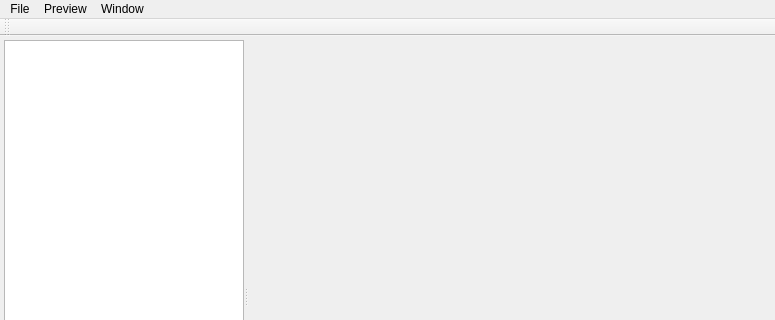
Above: creator/src/main_window.ui from h13i32maru/navyjs-legacy2 before the change; both pictures show x 0 to 775 and y 0 to 320 of the 775 by 578 pixel window. Below: the same form after it.
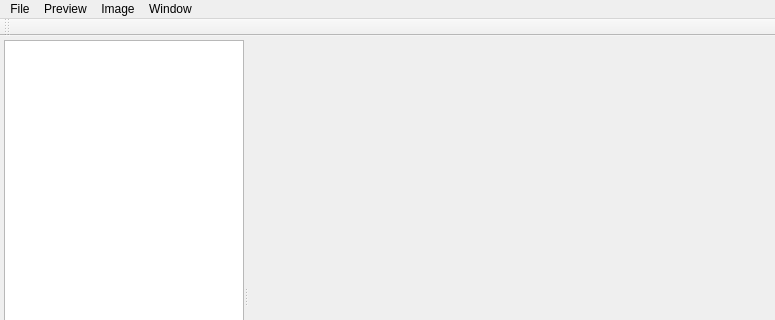
That is the form after the change. Custom widgets are drawn as their Qt base class.

Patch:
```diff
--- a/creator/src/main_window.ui
+++ b/creator/src/main_window.ui
@@ -150,8 +150,15 @@
     <addaction name="actionNextTab"/>
     <addaction name="actionPrevTab"/>
    </widget>
+   <widget class="QMenu" name="menuImage">
+    <property name="title">
+     <string>Image</string>
+    </property>
+    <addaction name="actionImportBuiltInImage"/>
+   </widget>
    <addaction name="menu"/>
    <addaction name="menuBuild"/>
+   <addaction name="menuImage"/>
    <addaction name="menuWindow"/>
   </widget>
   <widget class="QToolBar" name="mainToolBar">
```
Left out of the diff: 5 changed lines with no effect on the pictures.
